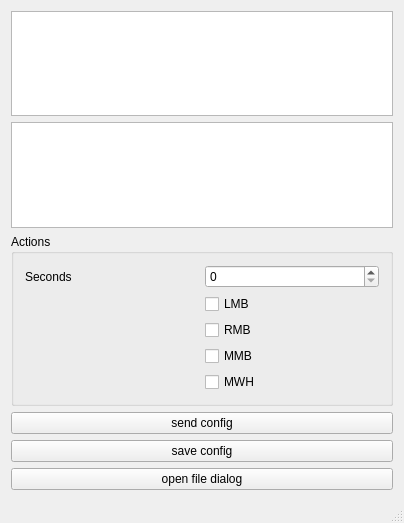
The window that src/server/server.ui (DjGorillaz/keylogger) describes before a commit, drawn with Qt 5.
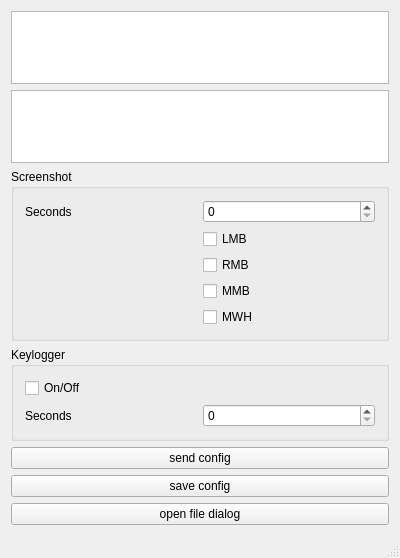
The same window after the commit.

```diff
--- a/src/server/server.ui
+++ b/src/server/server.ui
@@ -6,23 +6,29 @@
    <rect>
     <x>0</x>
     <y>0</y>
-    <width>404</width>
-    <height>523</height>
+    <width>400</width>
+    <height>558</height>
    </rect>
   </property>
+  <property name="minimumSize">
+   <size>
+    <width>400</width>
+    <height>0</height>
+   </size>
+  </property>
   <property name="windowTitle">
    <string>Server</string>
   </property>
   <widget class="QWidget" name="centralWidget">
    <layout class="QGridLayout" name="gridLayout_4">
-    <item row="1" column="0">
+    <item row="2" column="0">
      <widget class="QPushButton" name="buttonSendConfig">
       <property name="text">
        <string>send config</string>
       </property>
      </widget>
     </item>
-    <item row="2" column="0">
+    <item row="3" column="0">
      <widget class="QPushButton" name="buttonSaveConfig">
       <property name="text">
        <string>save config</string>
@@ -34,7 +40,7 @@
       <item row="2" column="0">
        <widget class="QGroupBox" name="groupAction">
         <property name="title">
-         <string>Actions</string>
+         <string>Screenshot</string>
         </property>
         <layout class="QGridLayout" name="gridLayout_7">
          <item row="0" column="0">
@@ -95,9 +101,52 @@
       <item row="1" column="0">
        <widget class="QTreeView" name="treeUsers"/>
       </item>
+      <item row="3" column="0">
+       <widget class="QGroupBox" name="groupBox">
+        <property name="minimumSize">
+         <size>
+          <width>0</width>
+          <height>0</height>
+         </size>
+        </property>
+        <property name="title">
+         <string>Keylogger</string>
+        </property>
+        <layout class="QGridLayout" name="gridLayout_3">
+         <item row="0" column="0">
+          <layout class="QGridLayout" name="gridLayout_2">
+           <item row="1" column="0">
+            <widget class="QLabel" name="labelSeconds2">
+             <property name="text">
+              <string>Seconds</string>
+             </property>
+            </widget>
+           </item>
+           <item row="1" column="1">
+            <widget class="QSpinBox" name="spinSeconds2">
+             <property name="maximum">
+              <number>1000</number>
+             </property>
+             <property name="singleStep">
+              <number>10</number>
+             </property>
+            </widget>
+           </item>
+           <item row="0" column="0" colspan="2">
+            <widget class="QCheckBox" name="checkOnOff">
+             <property name="text">
+              <string>On/Off</string>
+             </property>
+            </widget>
+           </item>
+          </layout>
+         </item>
+        </layout>
+       </widget>
+      </item>
      </layout>
     </item>
-    <item row="3" column="0">
+    <item row="4" column="0">
      <widget class="QPushButton" name="buttonFileDialog">
       <property name="styleSheet">
        <string notr="true"/>
```
Left out of the diff: 4 changed lines with no effect on the pictures.
